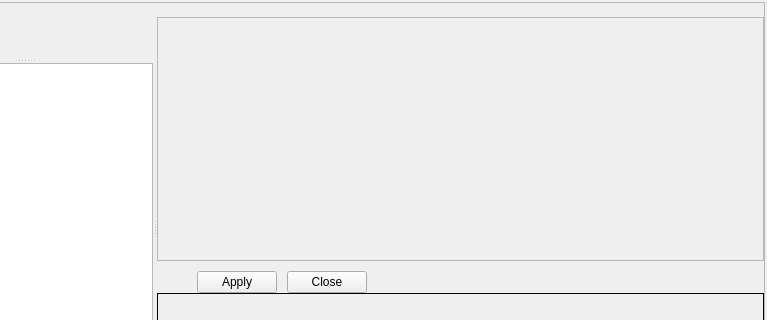
First picture: the form in src/gui/projectpanel_q.ui, repository fwbuilder/fwbuilder, before the edit; both pictures show x 105 to 872 and y 0 to 320 of the 872 by 456 pixel window.
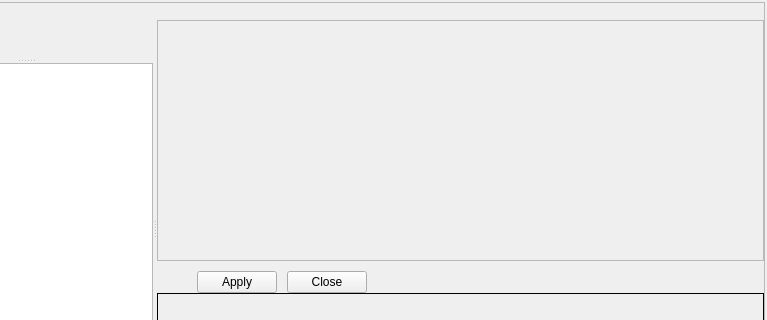
Second picture: the form after the edit. Icons and pictures are not drawn. Custom widgets are drawn as their Qt base class.

Diff of the .ui file:
```diff
--- a/src/gui/projectpanel_q.ui
+++ b/src/gui/projectpanel_q.ui
@@ -540,6 +540,11 @@
           </item>
           <item row="0" column="0" >
            <widget class="QLabel" name="rulesetname" >
+            <property name="font" >
+             <font>
+              <pointsize>11</pointsize>
+             </font>
+            </property>
             <property name="text" >
              <string/>
             </property>
```
